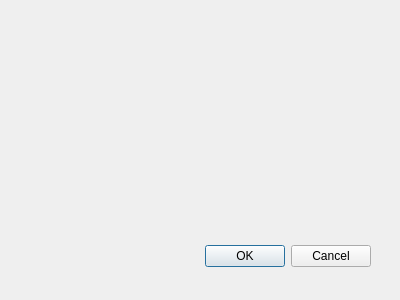
First picture: the form in logindialog.ui, repository Ejik/ordersvi, before the edit.
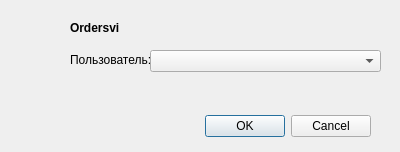
Second picture: the form after the edit.

Patch:
```diff
--- a/logindialog.ui
+++ b/logindialog.ui
@@ -9,7 +9,7 @@
     <x>0</x>
     <y>0</y>
     <width>400</width>
-    <height>300</height>
+    <height>152</height>
    </rect>
   </property>
   <property name="windowTitle">
@@ -19,7 +19,7 @@
    <property name="geometry">
     <rect>
      <x>30</x>
-     <y>240</y>
+     <y>110</y>
      <width>341</width>
      <height>32</height>
     </rect>
@@ -30,6 +30,58 @@
    <property name="standardButtons">
     <set>QDialogButtonBox::Cancel|QDialogButtonBox::Ok</set>
    </property>
+   <property name="centerButtons">
+    <bool>false</bool>
+   </property>
+  </widget>
+  <widget class="QLabel" name="label">
+   <property name="geometry">
+    <rect>
+     <x>70</x>
+     <y>50</y>
+     <width>81</width>
+     <height>20</height>
+    </rect>
+   </property>
+   <property name="text">
+    <string>Пользователь:</string>
+   </property>
+  </widget>
+  <widget class="QComboBox" name="userCombo">
+   <property name="geometry">
+    <rect>
+     <x>150</x>
+     <y>50</y>
+     <width>231</width>
+     <height>22</height>
+    </rect>
+   </property>
+  </widget>
+  <widget class="QLabel" name="label_2">
+   <property name="geometry">
+    <rect>
+     <x>330</x>
+     <y>250</y>
+     <width>46</width>
+     <height>13</height>
+    </rect>
+   </property>
+   <property name="text">
+    <string>TextLabel</string>
+   </property>
+  </widget>
+  <widget class="QLabel" name="label_3">
+   <property name="geometry">
+    <rect>
+     <x>70</x>
+     <y>20</y>
+     <width>71</width>
+     <height>16</height>
+    </rect>
+   </property>
+   <property name="text">
+    <string>&lt;b&gt;Ordersvi&lt;/b&gt;</string>
+   </property>
   </widget>
  </widget>
  <pixmapfunction/>
```
Left out of the diff: 37 changed lines with no effect on the pictures.
